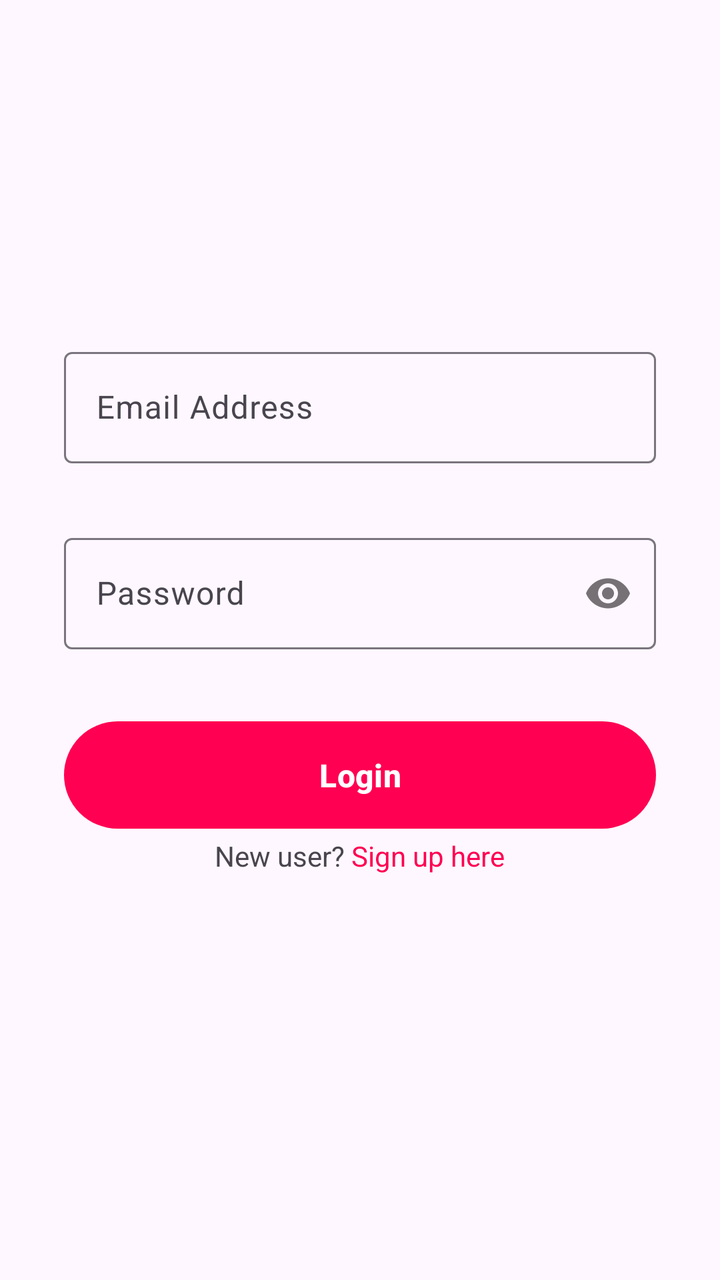
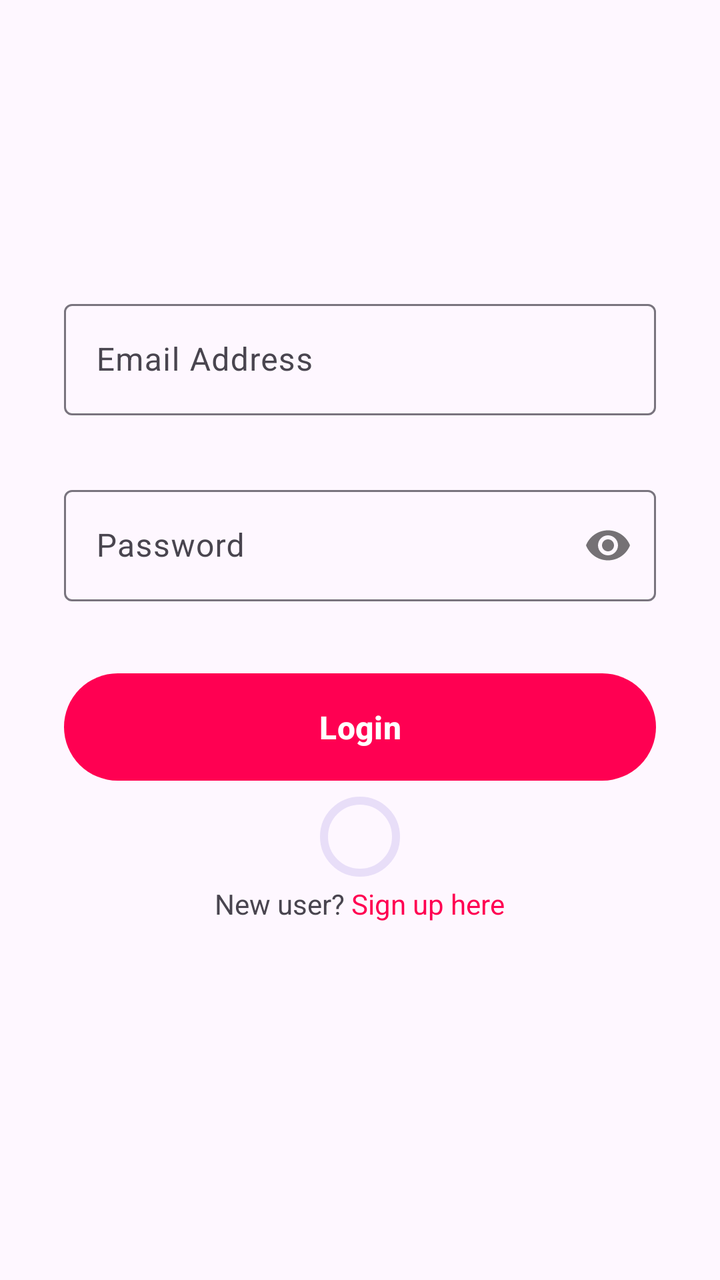

Screens rendered from an Android XML layout before and after an edit, with the pre-edit source and the edit as a unified diff.
<!-- AndroidManifest.xml: application theme Theme.You4me -->
<!-- res/layout/fragment_login.xml -->
<?xml version="1.0" encoding="utf-8"?>
<LinearLayout xmlns:android="http://schemas.android.com/apk/res/android"
    xmlns:app="http://schemas.android.com/apk/res-auto"
    xmlns:tools="http://schemas.android.com/tools"
    android:layout_width="match_parent"
    android:layout_height="match_parent"
    android:gravity="center"
    android:orientation="vertical"
    android:padding="32dp"
    tools:context=".ui.authentication.LoginFragment">

    <com.google.android.material.textfield.TextInputLayout
        android:layout_width="match_parent"
        android:layout_height="wrap_content"
        android:hint="@string/email_address">

        <com.google.android.material.textfield.TextInputEditText
            android:layout_width="match_parent"
            android:layout_height="match_parent"
            android:inputType="textEmailAddress" />
    </com.google.android.material.textfield.TextInputLayout>

    <com.google.android.material.textfield.TextInputLayout
        android:layout_width="match_parent"
        android:layout_height="wrap_content"
        android:layout_marginTop="32dp"
        android:hint="@string/password"
        app:passwordToggleEnabled="true">

        <com.google.android.material.textfield.TextInputEditText
            android:layout_width="match_parent"
            android:layout_height="match_parent"
            android:inputType="textPassword" />
    </com.google.android.material.textfield.TextInputLayout>

    <com.google.android.material.button.MaterialButton
        android:layout_width="match_parent"
        android:layout_height="wrap_content"
        android:layout_marginTop="32dp"
        android:padding="16dp"
        android:text="@string/login"
        android:textSize="16sp"
        android:textStyle="bold" />

    <TextView
        android:layout_width="wrap_content"
        android:layout_height="wrap_content"
        android:layout_gravity="center_horizontal"
        android:layout_marginBottom="32dp"
        android:text="@string/new_user" />

</LinearLayout>
<!-- resources referenced by this layout -->
<resources>
  <string name="email_address">Email Address</string>
  <string name="login">Login</string>
  <string name="new_user">New user? <font fgcolor="#ff0052">Sign up here</font></string>
  <string name="password">Password</string>
  <style name="Theme.You4me" parent="Base.Theme.You4me" />
  <style name="Base.Theme.You4me" parent="Theme.Material3.Light.NoActionBar">
          
           <item name="colorPrimary">@color/primary_pink</item>
      </style>
  <color name="primary_pink">#ffff0052</color>
</resources>

<!-- the commit's change to res/layout/fragment_login.xml (unified diff, before → after) -->
@@ -10,17 +10,20 @@
     tools:context=".ui.authentication.LoginFragment">
 
     <com.google.android.material.textfield.TextInputLayout
+        android:id="@+id/email_lyt"
         android:layout_width="match_parent"
         android:layout_height="wrap_content"
         android:hint="@string/email_address">
 
         <com.google.android.material.textfield.TextInputEditText
+            android:id="@+id/email"
             android:layout_width="match_parent"
             android:layout_height="match_parent"
             android:inputType="textEmailAddress" />
     </com.google.android.material.textfield.TextInputLayout>
 
     <com.google.android.material.textfield.TextInputLayout
+        android:id="@+id/password_lyt"
         android:layout_width="match_parent"
         android:layout_height="wrap_content"
         android:layout_marginTop="32dp"
@@ -28,12 +31,14 @@
         app:passwordToggleEnabled="true">
 
         <com.google.android.material.textfield.TextInputEditText
+            android:id="@+id/password"
             android:layout_width="match_parent"
             android:layout_height="match_parent"
             android:inputType="textPassword" />
     </com.google.android.material.textfield.TextInputLayout>
 
     <com.google.android.material.button.MaterialButton
+        android:id="@+id/login_btn"
         android:layout_width="match_parent"
         android:layout_height="wrap_content"
         android:layout_marginTop="32dp"
@@ -42,7 +47,14 @@
         android:textSize="16sp"
         android:textStyle="bold" />
 
+    <com.google.android.material.progressindicator.CircularProgressIndicator
+        android:id="@+id/progress_circular"
+        style="@style/Widget.Material3.CircularProgressIndicator.Medium"
+        android:layout_width="wrap_content"
+        android:layout_height="wrap_content" />
+
     <TextView
+        android:id="@+id/sign_up"
         android:layout_width="wrap_content"
         android:layout_height="wrap_content"
         android:layout_gravity="center_horizontal"
